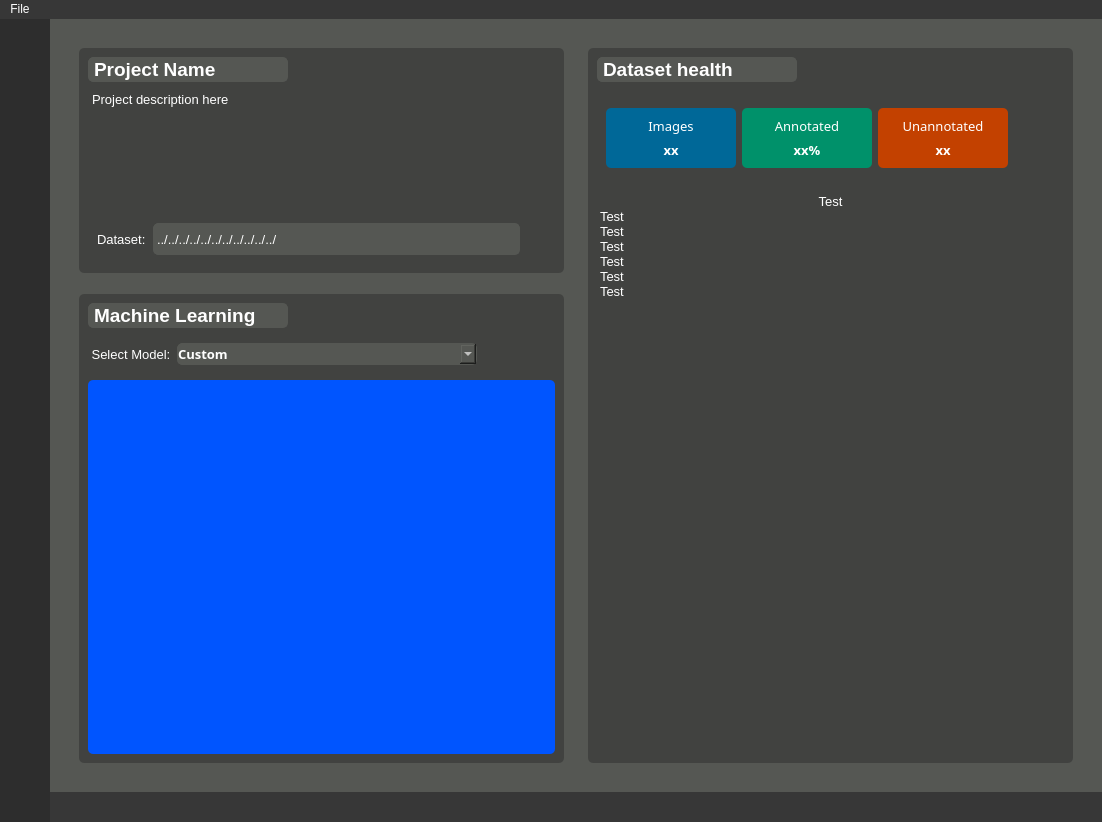
Old version of the form yoloAnt.ui in the repository Lachie1011/YoloAnt.
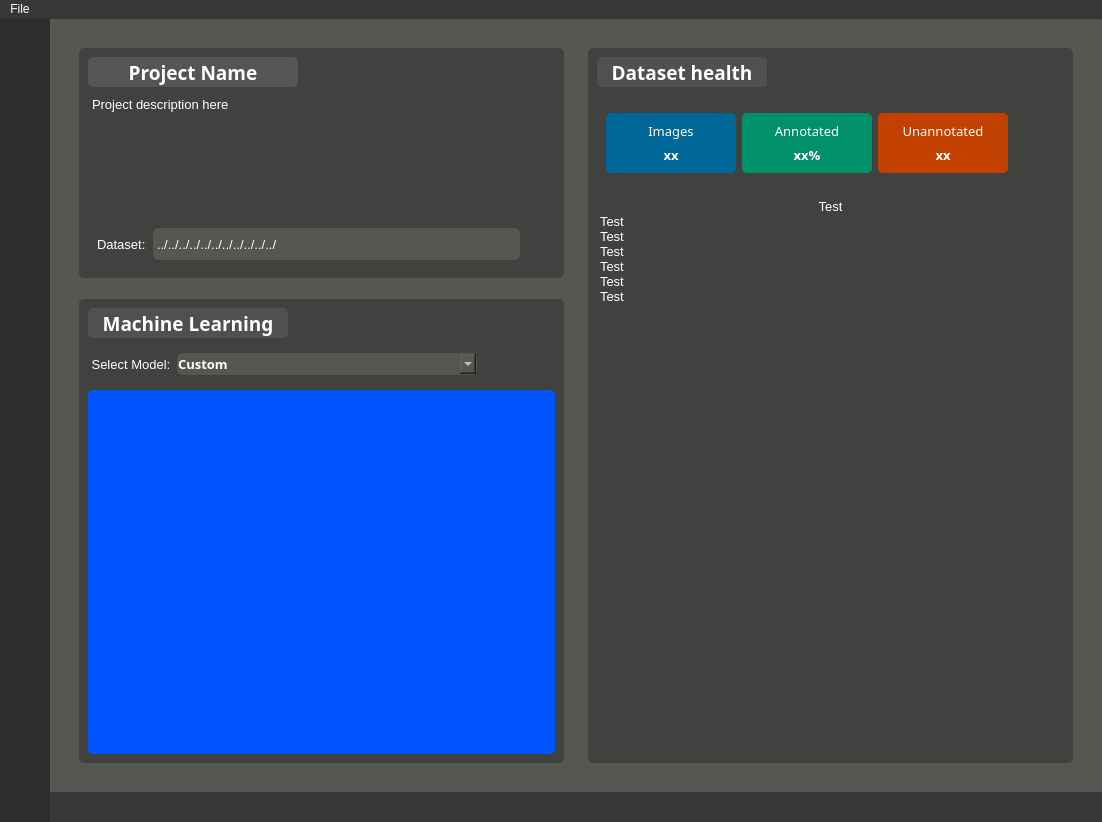
New version of the form. The open tabs and pages were chosen to show the change. Icons and pictures are not drawn. Custom widgets are drawn as their Qt base class.

```diff
--- a/yoloAnt.ui
+++ b/yoloAnt.ui
@@ -1370,28 +1370,31 @@
                    <property name="minimumSize">
                     <size>
                      <width>0</width>
-                     <height>0</height>
+                     <height>30</height>
                     </size>
                    </property>
                    <property name="maximumSize">
                     <size>
-                     <width>200</width>
+                     <width>210</width>
                      <height>16777215</height>
                     </size>
                    </property>
                    <property name="font">
                     <font>
-                     <family>MS Shell Dlg 2</family>
+                     <family>Gotham Rounded</family>
                      <pointsize>14</pointsize>
                      <weight>75</weight>
+                     <italic>false</italic>
                      <bold>true</bold>
                     </font>
                    </property>
                    <property name="styleSheet">
-                    <string notr="true">background-color: rgb(85, 87, 83);
-border : 1px solid;
+                    <string notr="true">border : 1px solid;
+background-color: rgb(85, 85, 85);
 border-radius: 5px;
-border-color:  rgb(85, 87, 83);</string>
+border-color:  rgb(85, 85, 85);
+font: 75 bold 14pt &quot;Gotham Rounded&quot;;
+color: rgb(255, 255, 255);</string>
                    </property>
                    <property name="text">
                     <string>Project Name</string>
@@ -1400,7 +1403,7 @@
                     <enum>Qt::PlainText</enum>
                    </property>
                    <property name="alignment">
-                    <set>Qt::AlignLeading|Qt::AlignLeft|Qt::AlignVCenter</set>
+                    <set>Qt::AlignCenter</set>
                    </property>
                   </widget>
                  </item>
@@ -1595,6 +1598,12 @@
                  </property>
                  <item>
                   <widget class="QLabel" name="mlFrameLbl">
+                   <property name="minimumSize">
+                    <size>
+                     <width>0</width>
+                     <height>30</height>
+                    </size>
+                   </property>
                    <property name="maximumSize">
                     <size>
                      <width>200</width>
@@ -1603,21 +1612,26 @@
                    </property>
                    <property name="font">
                     <font>
-                     <family>MS Shell Dlg 2</family>
+                     <family>Gotham Rounded</family>
                      <pointsize>14</pointsize>
                      <weight>75</weight>
+                     <italic>false</italic>
                      <bold>true</bold>
                     </font>
                    </property>
                    <property name="styleSheet">
-                    <string notr="true">background-color: rgb(85, 87, 83);
+                    <string notr="true">background-color: rgb(80, 80, 80);
 border : 1px solid;
 border-radius: 5px;
-border-color:  rgb(85, 87, 83);</string>
+border-color:  rgb(80, 80, 80);
+font: 75 bold 14pt &quot;Gotham Rounded&quot;;</string>
                    </property>
                    <property name="text">
                     <string>Machine Learning</string>
                    </property>
+                   <property name="alignment">
+                    <set>Qt::AlignCenter</set>
+                   </property>
                   </widget>
                  </item>
                  <item>
@@ -1808,27 +1822,39 @@
                 <layout class="QVBoxLayout" name="verticalLayout_18">
                  <item>
                   <widget class="QLabel" name="healthLbl">
+                   <property name="minimumSize">
+                    <size>
+                     <width>0</width>
+                     <height>30</height>
+                    </size>
+                   </property>
                    <property name="maximumSize">
                     <size>
-                     <width>200</width>
+                     <width>170</width>
                      <height>16777215</height>
                     </size>
                    </property>
                    <property name="font">
                     <font>
+                     <family>Gotham Rounded</family>
                      <pointsize>14</pointsize>
                      <weight>75</weight>
+                     <italic>false</italic>
                      <bold>true</bold>
                     </font>
                    </property>
                    <property name="styleSheet">
-                    <string notr="true">background-color: rgb(85, 87, 83);
+                    <string notr="true">background-color: rgb(80, 80, 80);
 border : 1px solid;
 border-radius: 5px;
-border-color:  rgb(85, 87, 83);</string>
+border-color:  rgb(80, 80, 80);
+font: 75 bold 14pt &quot;Gotham Rounded&quot;;</string>
                    </property>
                    <property name="text">
-                    <string>Dataset health </string>
+                    <string>Dataset health</string>
+                   </property>
+                   <property name="alignment">
+                    <set>Qt::AlignCenter</set>
                    </property>
                   </widget>
                  </item>
```
Left out of the diff: 60 changed lines with no effect on the pictures.
